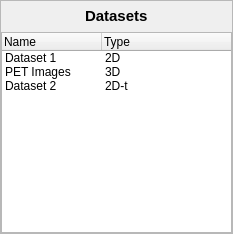
The window that src/romeo/view/mainWindow/datasetsexplorer.ui (AlbertoSimioni/Romeo) describes before a commit, drawn with Qt 5.
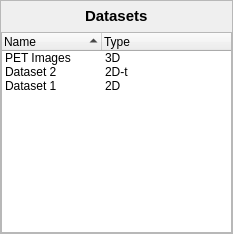
The same window after the commit.

The edit to the form file:
```diff
--- a/src/romeo/view/mainWindow/datasetsexplorer.ui
+++ b/src/romeo/view/mainWindow/datasetsexplorer.ui
@@ -101,9 +101,21 @@
         <property name="indentation">
          <number>0</number>
         </property>
+        <property name="sortingEnabled">
+         <bool>true</bool>
+        </property>
+        <property name="headerHidden">
+         <bool>false</bool>
+        </property>
         <property name="class" stdset="0">
          <string>SidebarInnerFrame</string>
         </property>
+        <attribute name="headerCascadingSectionResizes">
+         <bool>false</bool>
+        </attribute>
+        <attribute name="headerShowSortIndicator" stdset="0">
+         <bool>true</bool>
+        </attribute>
         <column>
          <property name="text">
           <string>Name</string>
@@ -114,14 +126,6 @@
           <string>Type</string>
          </property>
         </column>
-        <item>
-         <property name="text">
-          <string>Dataset 1</string>
-         </property>
-         <property name="text">
-          <string>2D</string>
-         </property>
-        </item>
         <item>
          <property name="text">
           <string>PET Images</string>
@@ -138,6 +142,14 @@
           <string>2D-t</string>
          </property>
         </item>
+        <item>
+         <property name="text">
+          <string>Dataset 1</string>
+         </property>
+         <property name="text">
+          <string>2D</string>
+         </property>
+        </item>
        </widget>
       </item>
      </layout>
```
